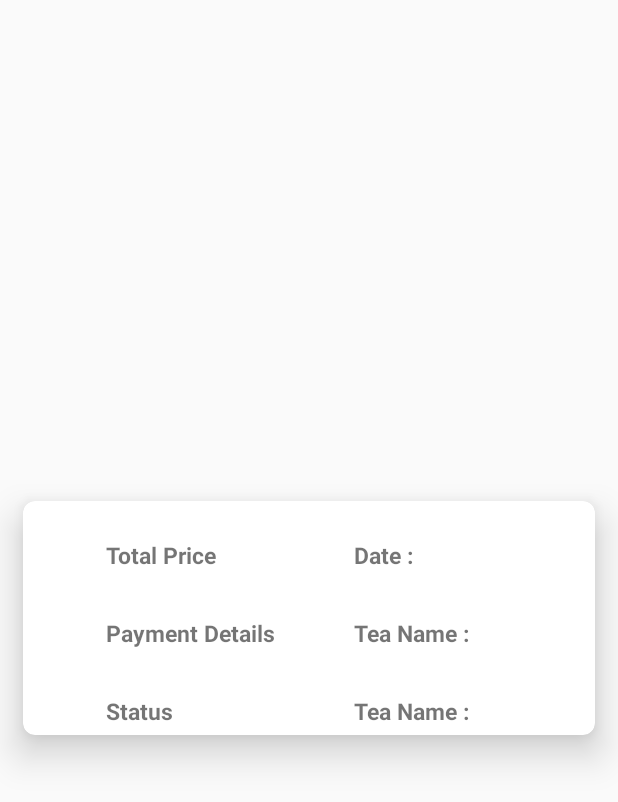
After one commit to nindyahapsari/BubTeaApp, an Android app: the PaymentConfimationActivity screen opened directly, with no data from a screen before it, on a phone screen of 412 x 824 dp. The commit adds this screen. Shown: the top 802 px of the screen. Run offline under Robolectric (Android 15) with nearby library versions, the phone set to English and light mode, and no system bars; 2 statements that could not run were skipped.

Commit message:
Update feature, added payment method

```diff
--- a/app/build.gradle
+++ b/app/build.gradle
@@ -32,6 +32,9 @@ dependencies {
     implementation 'com.google.firebase:firebase-core:16.0.7'
     implementation 'com.firebaseui:firebase-ui-database:3.2.2'
 
+    // Paypal
+    implementation 'com.paypal.sdk:paypal-android-sdk:2.16.0'
+
     // extern
     implementation 'io.paperdb:paperdb:2.6'
     implementation 'com.github.rey5137:material:1.2.5'
--- a/app/src/main/AndroidManifest.xml
+++ b/app/src/main/AndroidManifest.xml
@@ -14,7 +14,9 @@
         android:supportsRtl="true"
         android:theme="@style/AppTheme"
         tools:ignore="AllowBackup">
-        <activity android:name=".CartActivity"></activity>
+        <activity android:name=".PaymentConfimationActivity"></activity>
+        <activity android:name=".PayPalActivity" />
+        <activity android:name=".CartActivity" />
         <activity android:name=".ProductDetailActivity" />
         <activity
             android:name=".MenuActivity"
--- /dev/null
+++ b/app/src/main/java/com/nindyahapsari/bubteatapp/PaymentConfimationActivity.java
@@ -0,0 +1,53 @@
+package com.nindyahapsari.bubteatapp;
+
+import android.content.Intent;
+import android.support.v7.app.AppCompatActivity;
+import android.os.Bundle;
+import android.widget.TextView;
+
+import org.json.JSONException;
+import org.json.JSONObject;
+import org.w3c.dom.Text;
+
+public class PaymentConfimationActivity extends AppCompatActivity {
+
+    TextView mTotalPrice, mPaymentDetails, mPaymentStatus;
+
+    @Override
+    protected void onCreate(Bundle savedInstanceState) {
+        super.onCreate(savedInstanceState);
+        setContentView(R.layout.activity_payment_confimation);
+
+
+        mTotalPrice = (TextView) findViewById(R.id.confirm_totalprice_value);
+        mPaymentDetails = (TextView) findViewById(R.id.confirm_payment_details_value);
+        mPaymentStatus = (TextView) findViewById(R.id.confirm_payment_status_value);
+
+
+        Intent intent = getIntent();
+
+
+        try {
+
+            JSONObject jsonObject = new JSONObject(intent.getStringExtra("Total Price"));
+            showDetail(jsonObject.getJSONObject("response"), intent.getStringExtra("Payment Details"));
+
+
+        } catch (JSONException e) {
+            e.printStackTrace();
+        }
+
+    }
+
+    private void showDetail(JSONObject response, String paymentAmount) {
+
+        try {
+
+//            mTotalPrice.setText(response.getString(String.format("$", paymentAmount)));
+            mPaymentDetails.setText(response.getString("Payment Details"));
+            mPaymentStatus.setText(response.getString("status"));
+        } catch (JSONException e) {
+            e.printStackTrace();
+        }
+    }
+}
--- /dev/null
+++ b/app/src/main/res/layout/activity_payment_confimation.xml
@@ -0,0 +1,119 @@
+<?xml version="1.0" encoding="utf-8"?>
+<RelativeLayout xmlns:android="http://schemas.android.com/apk/res/android"
+    xmlns:app="http://schemas.android.com/apk/res-auto"
+    xmlns:tools="http://schemas.android.com/tools"
+    android:layout_width="match_parent"
+    android:layout_height="match_parent"
+    tools:context=".PaymentConfimationActivity">
+
+    <android.support.v7.widget.CardView xmlns:android="http://schemas.android.com/apk/res/android"
+        xmlns:app="http://schemas.android.com/apk/res-auto"
+        android:layout_width="match_parent"
+        android:layout_height="wrap_content"
+        android:layout_marginTop="20dp"
+        android:layout_marginStart="15dp"
+        android:layout_marginEnd="15dp"
+        android:layout_centerInParent="true"
+        app:cardElevation="15dp"
+        app:cardCornerRadius="8dp"
+        >
+
+        <RelativeLayout
+            android:layout_width="match_parent"
+            android:layout_height="match_parent"
+            >
+
+
+            <!--total price-->
+            <TextView
+                android:id="@+id/confirm_total_price_key"
+                android:layout_width="wrap_content"
+                android:layout_height="wrap_content"
+                android:layout_marginLeft="50dp"
+                android:layout_marginTop="20dp"
+                android:padding="5dp"
+                android:text="Total Price"
+                android:textSize="15sp"
+                android:textStyle="bold" />
+
+            <TextView
+                android:id="@+id/confirm_totalprice_value"
+                android:layout_width="wrap_content"
+                android:layout_height="wrap_content"
+                android:layout_below="@id/cartlist_header_order"
+                android:layout_marginLeft="215dp"
+                android:layout_marginTop="20dp"
+                android:padding="5dp"
+                android:text="@string/temp_order_summary"
+                android:textSize="15sp"
+                android:textStyle="bold"
+                android:textAlignment="textEnd"
+                />
+
+            <!--payment details-->
+            <TextView
+                android:id="@+id/confirm_payment_details_key"
+                android:layout_width="wrap_content"
+                android:layout_height="wrap_content"
+                android:layout_below="@id/confirm_total_price_key"
+                android:layout_marginLeft="50dp"
+                android:layout_marginTop="20dp"
+                android:padding="5dp"
+                android:text="Payment Details"
+                android:textSize="15sp"
+                android:textStyle="bold" />
+
+            <TextView
+                android:id="@+id/confirm_payment_details_value"
+                android:layout_width="wrap_content"
+                android:layout_height="wrap_content"
+                android:layout_below="@id/confirm_totalprice_value"
+                android:layout_marginLeft="215dp"
+                android:layout_marginTop="20dp"
+                android:padding="5dp"
+                android:text="@string/temp_order_name"
+                android:textSize="15sp"
+                android:textStyle="bold"
+                android:textAlignment="textEnd"
+                />
+
+            <!--payment details-->
+            <TextView
+                android:id="@+id/confirm_payment_status_key"
+                android:layout_width="wrap_content"
+                android:layout_height="wrap_content"
+                android:layout_below="@id/confirm_payment_details_key"
+                android:layout_marginLeft="50dp"
+                android:layout_marginTop="20dp"
+                android:padding="5dp"
+                android:text="Status"
+                android:textSize="15sp"
+                android:textStyle="bold" />
+
+            <TextView
+                android:id="@+id/confirm_payment_status_value"
+                android:layout_width="wrap_content"
+                android:layout_height="wrap_content"
+                android:layout_below="@id/confirm_payment_details_value"
+                android:layout_marginLeft="215dp"
+                android:layout_marginTop="20dp"
+                android:padding="5dp"
+                android:text="@string/temp_order_name"
+                android:textSize="15sp"
+                android:textStyle="bold"
+                android:textAlignment="textEnd"
+                />
+
+
+
+
+
+
+        </RelativeLayout>
+
+
+    </android.support.v7.widget.CardView>
+
+
+
+</RelativeLayout>
```
Also changed, not shown: app/src/main/java/com/nindyahapsari/bubteatapp/CartActivity.java (+60 -3 lines), app/src/main/java/com/nindyahapsari/bubteatapp/PayPalActivity.java (added, +124 -0 lines), app/src/main/res/layout/activity_main.xml (+14 -9 lines), app/src/main/res/layout/popout_payment_method.xml (+33 -4 lines), app/src/main/res/values/strings.xml (+8 -2 lines), 11 other files.
